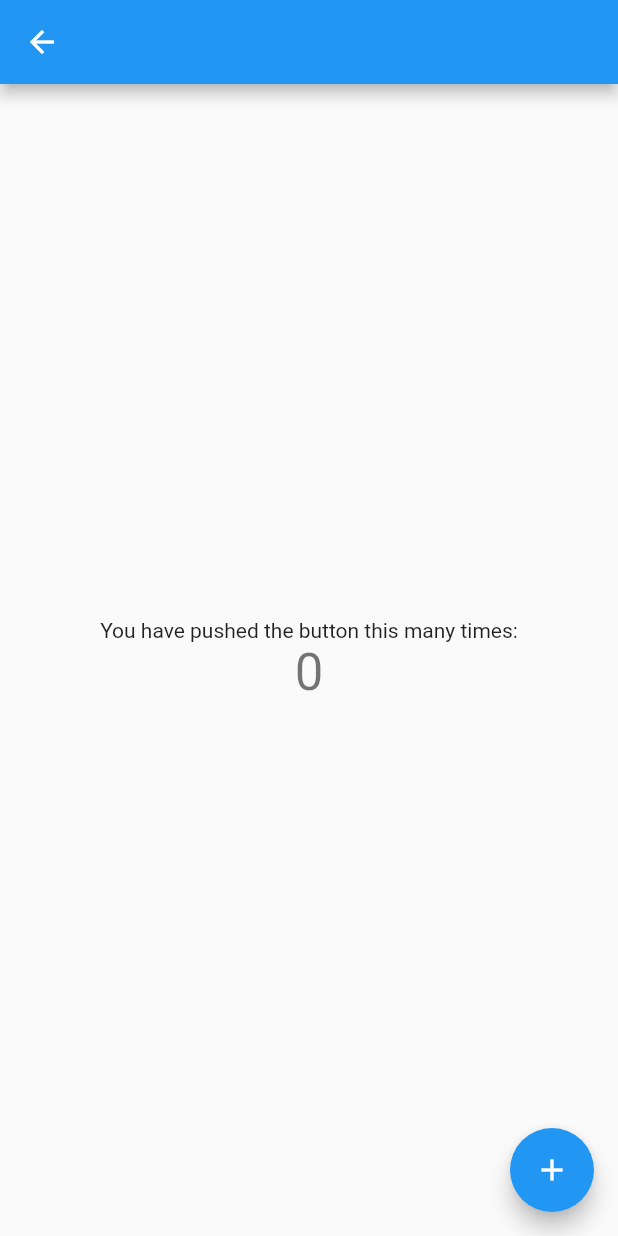
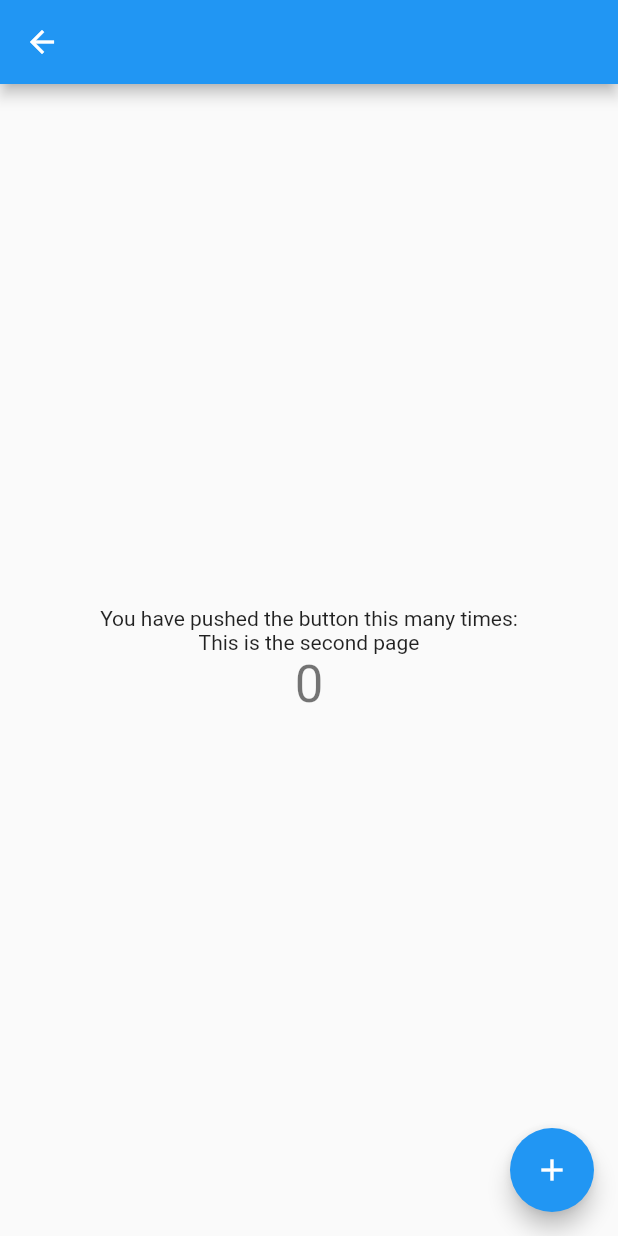
Before and after one commit to 2SikNinja/AmiiboSearchFinderApp, a Flutter app: the MyList screen opened directly with empty values, on a phone screen of 412 x 824 dp. Run offline on Flutter 3.47's test engine with Material 2 defaults, Android fonts, the phone set to English and light mode, and no system bars.

```diff
--- a/lib/MyList.dart
+++ b/lib/MyList.dart
@@ -69,6 +69,9 @@ class _MyListState extends State<MyList> {
             const Text(
               'You have pushed the button this many times:',
             ),
+            const Text(
+              'This is the second page',
+            ),
             Text(
               '$_counter',
               style: Theme.of(context).textTheme.headlineMedium,
```
